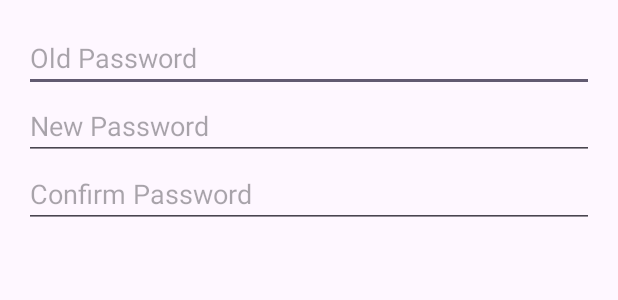
After one commit to yasinthamadusanka/dog_nutrition, an Android app: the layout dialog_change_password.xml on its own in the app's theme, with its tools: preview values and no code run, on a phone screen of 412 x 824 dp. The commit adds this screen. Shown: the top 300 px of the screen. Run offline under Robolectric (Android 15) with nearby library versions, the phone set to English and light mode, and no system bars.

Commit message:
Done the Password Reset

```diff
--- a/app/src/main/AndroidManifest.xml
+++ b/app/src/main/AndroidManifest.xml
@@ -19,13 +19,13 @@
             android:name=".LoginActivity"
             android:exported="false" />
         <activity
-            android:name=".RegisterActivity"
+            android:name=".ProfileActivity"
             android:exported="false" />
         <activity
             android:name=".MainActivity"
             android:exported="false" />
         <activity
-            android:name=".ProfileActivity"
+            android:name=".RegisterActivity"
             android:exported="true">
             <intent-filter>
                 <action android:name="android.intent.action.MAIN" />
--- a/app/src/main/java/com/example/dognutrition/LoginActivity.java
+++ b/app/src/main/java/com/example/dognutrition/LoginActivity.java
@@ -93,7 +93,7 @@ public class LoginActivity extends AppCompatActivity {
                             finish();
                         }
                     } else {
-                        Snackbar.make(rootView, "Credentials are incorrect: ", Snackbar.LENGTH_SHORT)
+                        Snackbar.make(rootView, "Credentials are incorrect: ", Snackbar.LENGTH_LONG)
                                 .setBackgroundTint(ContextCompat.getColor(this, R.color.red))
                                 .show();
                     }
--- a/app/src/main/java/com/example/dognutrition/MainActivity.java
+++ b/app/src/main/java/com/example/dognutrition/MainActivity.java
@@ -3,6 +3,8 @@ package com.example.dognutrition;
 import androidx.appcompat.app.AppCompatActivity;
 
 import android.os.Bundle;
+
+import com.google.firebase.FirebaseApp;
 
 public class MainActivity extends AppCompatActivity {
 
--- a/app/src/main/res/layout/activity_profile.xml
+++ b/app/src/main/res/layout/activity_profile.xml
@@ -257,7 +257,7 @@
                             android:layout_weight="1"
                             android:text="Change"
                             android:textAlignment="textEnd"
-                            android:textColor="#5b5b5b"
+                            android:textColor="#32cd32"
                             android:textSize="16sp" />
 
                     </LinearLayout>
--- /dev/null
+++ b/app/src/main/res/layout/dialog_change_password.xml
@@ -0,0 +1,28 @@
+<?xml version="1.0" encoding="utf-8"?>
+<LinearLayout xmlns:android="http://schemas.android.com/apk/res/android"
+    android:layout_width="match_parent"
+    android:layout_height="wrap_content"
+    android:orientation="vertical"
+    android:padding="16dp">
+
+    <EditText
+        android:id="@+id/old_password"
+        android:layout_width="match_parent"
+        android:layout_height="wrap_content"
+        android:hint="Old Password"
+        android:inputType="textPassword" />
+
+    <EditText
+        android:id="@+id/new_password"
+        android:layout_width="match_parent"
+        android:layout_height="wrap_content"
+        android:hint="New Password"
+        android:inputType="textPassword" />
+
+    <EditText
+        android:id="@+id/confirm_password"
+        android:layout_width="match_parent"
+        android:layout_height="wrap_content"
+        android:hint="Confirm Password"
+        android:inputType="textPassword" />
+</LinearLayout>
```
Also changed, not shown: app/src/main/java/com/example/dognutrition/OvalTransformation.java (deleted, +0 -50 lines), app/src/main/java/com/example/dognutrition/ProfileActivity.java (+50 -1 lines), app/src/main/java/com/example/dognutrition/RegisterActivity.java (+5 -9 lines), app/src/main/java/com/example/dognutrition/UserProfile.java (+27 -17 lines).
